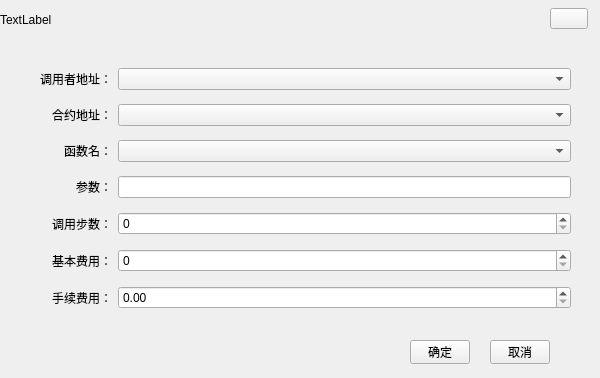
HcashOrg/HX-IDE, file popwidget/CallContractWidget.ui: the form before one commit.
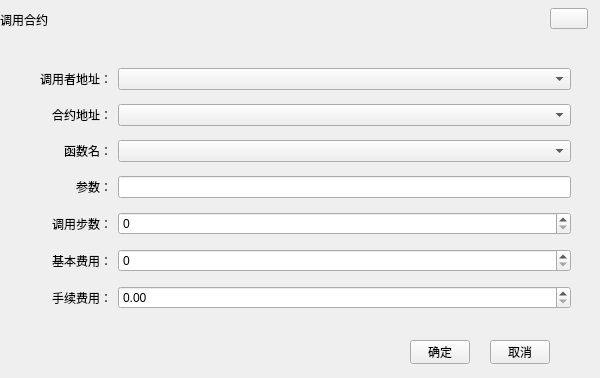
The form after the commit.

```diff
--- a/popwidget/CallContractWidget.ui
+++ b/popwidget/CallContractWidget.ui
@@ -23,7 +23,7 @@
     </rect>
    </property>
    <property name="text">
-    <string>TextLabel</string>
+    <string>调用合约</string>
    </property>
   </widget>
   <widget class="QToolButton" name="closeBtn">
```
